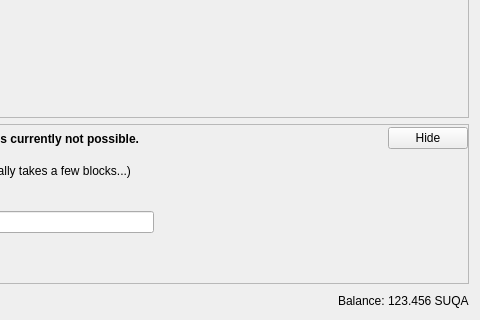
Qt form src/qt/forms/sendcoinsdialog.ui (barrystyle/SUQA-0.17.1) before a commit; both pictures show x 370 to 850 and y 206 to 526 of the 850 by 526 pixel window.
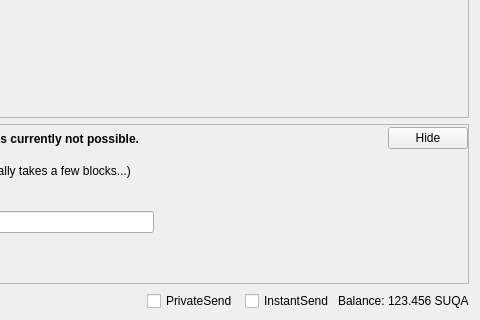
The same form after that commit. Icons and pictures are not drawn. Custom widgets are drawn as their Qt base class.

```diff
--- a/src/qt/forms/sendcoinsdialog.ui
+++ b/src/qt/forms/sendcoinsdialog.ui
@@ -1224,6 +1224,38 @@
        <property name="spacing">
         <number>3</number>
        </property>
+       <item>
+        <widget class="QCheckBox" name="checkUsePrivateSend">
+         <property name="minimumSize">
+          <size>
+           <width>95</width>
+           <height>0</height>
+          </size>
+         </property>
+         <property name="text">
+          <string>PrivateSend</string>
+         </property>
+         <property name="checked">
+          <bool>false</bool>
+         </property>
+        </widget>
+       </item>
+       <item>
+        <widget class="QCheckBox" name="checkUseInstantSend">
+         <property name="enabled">
+          <bool>true</bool>
+         </property>
+         <property name="minimumSize">
+          <size>
+           <width>85</width>
+           <height>0</height>
+          </size>
+         </property>
+         <property name="text">
+          <string>InstantSend</string>
+         </property>
+        </widget>
+       </item>
        <item>
         <widget class="QLabel" name="label">
          <property name="sizePolicy">
```
